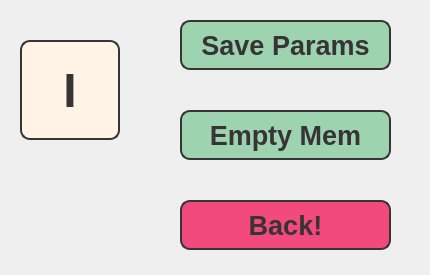
Above: rpi_base_infinity/magnet_v_4_0/magnet_memory_dlg.ui from MarianoDel/pyqt5 before the change. Below: the same form after it.
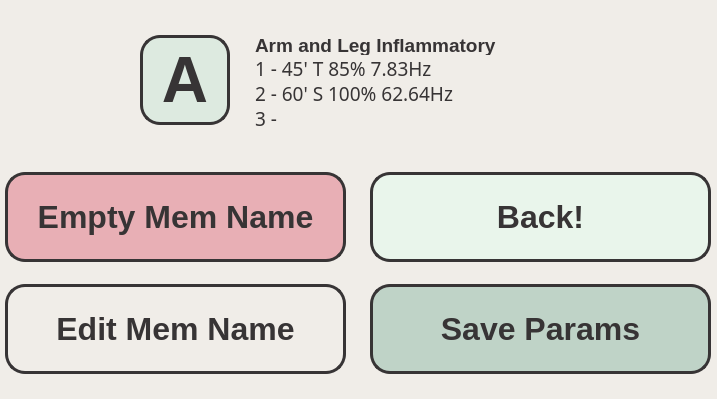
That is the form after the change.

```diff
--- a/rpi_base_infinity/magnet_v_4_0/magnet_memory_dlg.ui
+++ b/rpi_base_infinity/magnet_v_4_0/magnet_memory_dlg.ui
@@ -6,68 +6,215 @@
    <rect>
     <x>0</x>
     <y>0</y>
-    <width>430</width>
-    <height>275</height>
+    <width>717</width>
+    <height>399</height>
    </rect>
   </property>
   <property name="windowTitle">
    <string>Dialog</string>
   </property>
+  <property name="styleSheet">
+   <string notr="true">background-color: rgb(240, 237, 232);</string>
+  </property>
+  <widget class="QWidget" name="layoutWidget">
+   <property name="geometry">
+    <rect>
+     <x>370</x>
+     <y>155</y>
+     <width>341</width>
+     <height>236</height>
+    </rect>
+   </property>
+   <layout class="QVBoxLayout" name="verticalLayout">
+    <property name="spacing">
+     <number>5</number>
+    </property>
+    <item>
+     <widget class="QPushButton" name="backButton">
+      <property name="sizePolicy">
+       <sizepolicy hsizetype="Expanding" vsizetype="Fixed">
+        <horstretch>0</horstretch>
+        <verstretch>0</verstretch>
+       </sizepolicy>
+      </property>
+      <property name="minimumSize">
+       <size>
+        <width>90</width>
+        <height>90</height>
+       </size>
+      </property>
+      <property name="font">
+       <font>
+        <family>Liberation Sans</family>
+        <pointsize>24</pointsize>
+        <weight>75</weight>
+        <bold>true</bold>
+       </font>
+      </property>
+      <property name="focusPolicy">
+       <enum>Qt::NoFocus</enum>
+      </property>
+      <property name="styleSheet">
+       <string notr="true">color: rgb(55, 52, 53);
+background-color: rgb(233, 245, 235);
+border-radius: 20px;
+border:3px solid rgb(55, 52, 53);</string>
+      </property>
+      <property name="text">
+       <string>Back!</string>
+      </property>
+     </widget>
+    </item>
+    <item>
+     <widget class="QPushButton" name="acceptButton">
+      <property name="sizePolicy">
+       <sizepolicy hsizetype="Expanding" vsizetype="Fixed">
+        <horstretch>0</horstretch>
+        <verstretch>0</verstretch>
+       </sizepolicy>
+      </property>
+      <property name="minimumSize">
+       <size>
+        <width>90</width>
+        <height>90</height>
+       </size>
+      </property>
+      <property name="font">
+       <font>
+        <family>Liberation Sans</family>
+        <pointsize>24</pointsize>
+        <weight>75</weight>
+        <bold>true</bold>
+       </font>
+      </property>
+      <property name="focusPolicy">
+       <enum>Qt::NoFocus</enum>
+      </property>
+      <property name="styleSheet">
+       <string notr="true">color: rgb(55, 52, 53);
+background-color: rgb(191, 211, 199);
+border-radius: 20px;
+border:3px solid rgb(55, 52, 53);</string>
+      </property>
+      <property name="text">
+       <string>Save Params</string>
+      </property>
+     </widget>
+    </item>
+   </layout>
+  </widget>
+  <widget class="QWidget" name="layoutWidget_2">
+   <property name="geometry">
+    <rect>
+     <x>5</x>
+     <y>155</y>
+     <width>341</width>
+     <height>236</height>
+    </rect>
+   </property>
+   <layout class="QVBoxLayout" name="verticalLayout_2">
+    <property name="spacing">
+     <number>5</number>
+    </property>
+    <item>
+     <widget class="QPushButton" name="emptyButton">
+      <property name="sizePolicy">
+       <sizepolicy hsizetype="Expanding" vsizetype="Fixed">
+        <horstretch>0</horstretch>
+        <verstretch>0</verstretch>
+       </sizepolicy>
+      </property>
+      <property name="minimumSize">
+       <size>
+        <width>90</width>
+        <height>90</height>
+       </size>
+      </property>
+      <property name="font">
+       <font>
+        <family>Liberation Sans</family>
+        <pointsize>24</pointsize>
+        <weight>75</weight>
+        <bold>true</bold>
+       </font>
+      </property>
+      <property name="focusPolicy">
+       <enum>Qt::NoFocus</enum>
+      </property>
+      <property name="styleSheet">
+       <string notr="true">color: rgb(55, 52, 53);
+background-color: rgb(232, 175, 181);
+border-radius: 20px;
+border:3px solid rgb(55, 52, 53);</string>
+      </property>
+      <property name="text">
+       <string>Empty Mem Name</string>
+      </property>
+     </widget>
+    </item>
+    <item>
+     <widget class="QPushButton" name="editButton">
+      <property name="sizePolicy">
+       <sizepolicy hsizetype="Expanding" vsizetype="Fixed">
+        <horstretch>0</horstretch>
+        <verstretch>0</verstretch>
+       </sizepolicy>
+      </property>
+      <property name="minimumSize">
+       <size>
+        <width>90</width>
+        <height>90</height>
+       </size>
+      </property>
+      <property name="font">
+       <font>
+        <family>Liberation Sans</family>
+        <pointsize>24</pointsize>
+        <weight>75</weight>
+        <bold>true</bold>
+       </font>
+      </property>
+      <property name="focusPolicy">
+       <enum>Qt::NoFocus</enum>
+      </property>
+      <property name="styleSheet">
+       <string notr="true">color: rgb(55, 52, 53);
+background-color: rgb(212, 234	, 211);
+border-radius: 20px;
+border:3px solid rgb(55, 52, 53);</string>
+      </property>
+      <property name="text">
+       <string>Edit Mem Name</string>
+      </property>
+     </widget>
+    </item>
+   </layout>
+  </widget>
   <widget class="QPushButton" name="memButton">
    <property name="geometry">
     <rect>
-     <x>20</x>
-     <y>40</y>
-     <width>100</width>
-     <height>100</height>
+     <x>140</x>
+     <y>35</y>
+     <width>90</width>
+     <height>90</height>
     </rect>
    </property>
-   <property name="minimumSize">
-    <size>
-     <width>100</width>
-     <height>100</height>
-    </size>
+   <property name="sizePolicy">
+    <sizepolicy hsizetype="Fixed" vsizetype="Fixed">
+     <horstretch>0</horstretch>
+     <verstretch>0</verstretch>
+    </sizepolicy>
    </property>
-   <property name="font">
-    <font>
-     <family>Liberation Sans</family>
-     <pointsize>36</pointsize>
-     <weight>75</weight>
-     <bold>true</bold>
-    </font>
-   </property>
-   <property name="focusPolicy">
-    <enum>Qt::NoFocus</enum>
-   </property>
-   <property name="styleSheet">
-    <string notr="true">color: rgb(55, 52, 53);
-background-color: rgb(255, 244, 230);
-border-radius: 10px;
-border:2px solid rgb(55, 52, 53);</string>
-   </property>
-   <property name="text">
-    <string>I</string>
-   </property>
-  </widget>
-  <widget class="QPushButton" name="saveButton">
-   <property name="geometry">
-    <rect>
-     <x>180</x>
-     <y>20</y>
-     <width>211</width>
-     <height>50</height>
-    </rect>
-   </property>
    <property name="minimumSize">
     <size>
-     <width>100</width>
-     <height>50</height>
+     <width>90</width>
+     <height>90</height>
     </size>
    </property>
    <property name="font">
     <font>
      <family>Liberation Sans</family>
-     <pointsize>20</pointsize>
+     <pointsize>48</pointsize>
      <weight>75</weight>
      <bold>true</bold>
     </font>
@@ -76,86 +223,149 @@
     <enum>Qt::NoFocus</enum>
    </property>
    <property name="styleSheet">
-    <string notr="true">color: rgb(55, 52, 53);
-background-color: rgb(157, 211, 175);
-border-radius: 10px;
-border:2px solid rgb(55, 52, 53);</string>
+    <string notr="true">background-color: rgb(221, 234, 224);
+border-radius: 20px;
+border:3px solid rgb(55, 52, 53);
+color: rgb(55, 52, 53);</string>
    </property>
    <property name="text">
-    <string>Save Params</string>
+    <string>A</string>
    </property>
   </widget>
-  <widget class="QPushButton" name="emptyButton">
+  <widget class="QWidget" name="layoutWidget_3">
    <property name="geometry">
     <rect>
-     <x>180</x>
-     <y>110</y>
-     <width>211</width>
-     <height>50</height>
+     <x>255</x>
+     <y>35</y>
+     <width>331</width>
+     <height>95</height>
     </rect>
    </property>
-   <property name="minimumSize">
-    <size>
-     <width>100</width>
-     <height>50</height>
-    </size>
-   </property>
-   <property name="font">
-    <font>
-     <family>Liberation Sans</family>
-     <pointsize>20</pointsize>
-     <weight>75</weight>
-     <bold>true</bold>
-    </font>
-   </property>
-   <property name="focusPolicy">
-    <enum>Qt::NoFocus</enum>
-   </property>
-   <property name="styleSheet">
-    <string notr="true">color: rgb(55, 52, 53);
-background-color: rgb(157, 211, 175);
-border-radius: 10px;
-border:2px solid rgb(55, 52, 53);</string>
-   </property>
-   <property name="text">
-    <string>Empty Mem</string>
-   </property>
-  </widget>
-  <widget class="QPushButton" name="backButton">
-   <property name="geometry">
-    <rect>
-     <x>180</x>
-     <y>200</y>
-     <width>211</width>
-     <height>50</height>
-    </rect>
-   </property>
-   <property name="minimumSize">
-    <size>
-     <width>100</width>
-     <height>50</height>
-    </size>
-   </property>
-   <property name="font">
-    <font>
-     <family>Liberation Sans</family>
-     <pointsize>20</pointsize>
-     <weight>75</weight>
-     <bold>true</bold>
-    </font>
-   </property>
-   <property name="focusPolicy">
-    <enum>Qt::NoFocus</enum>
-   </property>
-   <property name="styleSheet">
-    <string notr="true">color: rgb(55, 52, 53);
-background-color: rgb(243, 74, 125);
-border-radius: 10px;
-border:2px solid rgb(55, 52, 53);</string>
-   </property>
-   <property name="text">
-    <string>Back!</string>
-   </property>
+   <layout class="QVBoxLayout" name="verticalLayout_10">
+    <property name="spacing">
+     <number>2</number>
+    </property>
+    <item>
+     <widget class="QLabel" name="memDescLabel">
+      <property name="sizePolicy">
+       <sizepolicy hsizetype="Preferred" vsizetype="Fixed">
+        <horstretch>0</horstretch>
+        <verstretch>0</verstretch>
+       </sizepolicy>
+      </property>
+      <property name="minimumSize">
+       <size>
+        <width>0</width>
+        <height>20</height>
+       </size>
+      </property>
+      <property name="font">
+       <font>
+        <family>Liberation Sans</family>
+        <pointsize>14</pointsize>
+        <weight>75</weight>
+        <bold>true</bold>
+       </font>
+      </property>
+      <property name="styleSheet">
+       <string notr="true">color: rgb(55, 52, 53);</string>
+      </property>
+      <property name="text">
+       <string>Arm and Leg Inflammatory</string>
+      </property>
+     </widget>
+    </item>
+    <item>
+     <widget class="QLabel" name="memOneLabel">
+      <property name="sizePolicy">
+       <sizepolicy hsizetype="Preferred" vsizetype="Fixed">
+        <horstretch>0</horstretch>
+        <verstretch>0</verstretch>
+       </sizepolicy>
+      </property>
+      <property name="minimumSize">
+       <size>
+        <width>0</width>
+        <height>20</height>
+       </size>
+      </property>
+      <property name="font">
+       <font>
+        <family>Sans Serif</family>
+        <pointsize>14</pointsize>
+        <weight>50</weight>
+        <bold>false</bold>
+       </font>
+      </property>
+      <property name="styleSheet">
+       <string notr="true">color: rgb(55, 52, 53);</string>
+      </property>
+      <property name="text">
+       <string>1 - 45' T 85% 7.83Hz</string>
+      </property>
+     </widget>
+    </item>
+    <item>
+     <widget class="QLabel" name="memTwoLabel">
+      <property name="sizePolicy">
+       <sizepolicy hsizetype="Preferred" vsizetype="Fixed">
+        <horstretch>0</horstretch>
+        <verstretch>0</verstretch>
+       </sizepolicy>
+      </property>
+      <property name="minimumSize">
+       <size>
+        <width>0</width>
+        <height>20</height>
+       </size>
+      </property>
+      <property name="font">
+       <font>
+        <family>Sans Serif</family>
+        <pointsize>14</pointsize>
+        <weight>50</weight>
+        <bold>false</bold>
+       </font>
+      </property>
+      <property name="styleSheet">
+       <string notr="true">color: rgb(55, 52, 53);</string>
+      </property>
+      <property name="text">
+       <string>2 - 60' S 100% 62.64Hz</string>
+      </property>
+     </widget>
+    </item>
+    <item>
+     <widget class="QLabel" name="memThreeLabel">
+      <property name="sizePolicy">
+       <sizepolicy hsizetype="Preferred" vsizetype="Fixed">
+        <horstretch>0</horstretch>
+        <verstretch>0</verstretch>
+       </sizepolicy>
+      </property>
+      <property name="minimumSize">
+       <size>
+        <width>0</width>
+        <height>10</height>
+       </size>
+      </property>
+      <property name="font">
+       <font>
+        <family>Sans Serif</family>
+        <pointsize>14</pointsize>
+        <weight>50</weight>
+        <bold>false</bold>
+       </font>
+      </property>
+      <property name="styleSheet">
+       <string notr="true">color: rgb(55, 52, 53);</string>
+      </property>
+      <property name="text">
+       <string>3 -</string>
+      </property>
+     </widget>
+    </item>
+   </layout>
   </widget>
  </widget>
  <resources>
```
Left out of the diff: 2 changed lines with no effect on the pictures.
